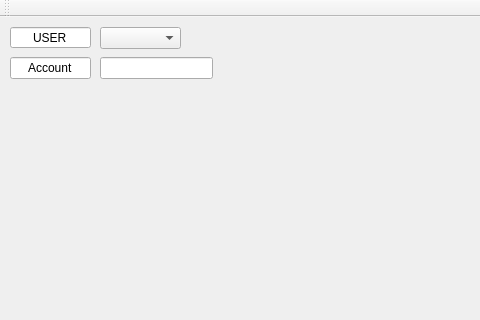
Before: the Qt Designer form gpw_project/gpw_app/mainwindow.ui in torrancee/gpwapp, drawn with Qt 5; both pictures show x 0 to 480 and y 0 to 320 of the 1100 by 500 pixel window.
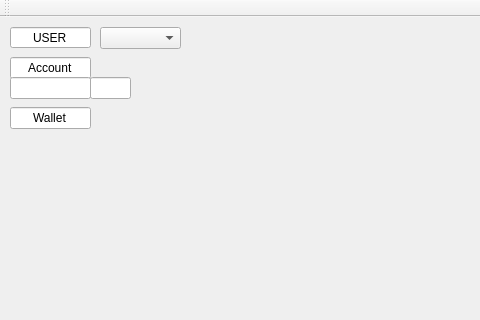
After: the same form once the commit is applied.

Commit message: [gpw::wpog] prod code and layout updated with new buttons and slots connection

What changed in the file:
```diff
--- a/gpw_project/gpw_app/mainwindow.ui
+++ b/gpw_project/gpw_app/mainwindow.ui
@@ -96,14 +96,52 @@
    <widget class="QLineEdit" name="lineEdit">
     <property name="geometry">
      <rect>
-      <x>100</x>
-      <y>40</y>
-      <width>113</width>
+      <x>10</x>
+      <y>60</y>
+      <width>81</width>
       <height>22</height>
      </rect>
     </property>
     <property name="readOnly">
+     <bool>true</bool>
+    </property>
+   </widget>
+   <widget class="QLineEdit" name="AccountPercent">
+    <property name="geometry">
+     <rect>
+      <x>90</x>
+      <y>60</y>
+      <width>41</width>
+      <height>22</height>
+     </rect>
+    </property>
+    <property name="autoFillBackground">
      <bool>false</bool>
+    </property>
+    <property name="text">
+     <string/>
+    </property>
+    <property name="readOnly">
+     <bool>true</bool>
+    </property>
+   </widget>
+   <widget class="QLineEdit" name="Wallet">
+    <property name="geometry">
+     <rect>
+      <x>10</x>
+      <y>90</y>
+      <width>81</width>
+      <height>22</height>
+     </rect>
+    </property>
+    <property name="text">
+     <string>Wallet</string>
+    </property>
+    <property name="alignment">
+     <set>Qt::AlignCenter</set>
+    </property>
+    <property name="readOnly">
+     <bool>true</bool>
     </property>
    </widget>
   </widget>
```
Left out of the diff: 2 changed lines with no effect on the pictures. The commit also changes 2 other files.
